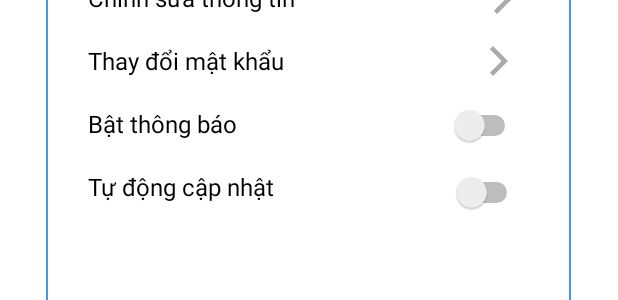
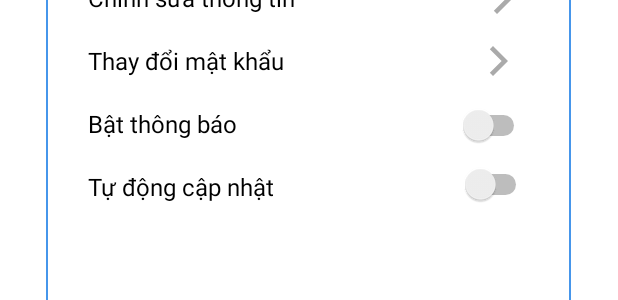
Before and after one commit to linhcutedth/didong_quanlythuvien, an Android app: the layout setting.xml on its own in the app's theme, with its tools: preview values and no code run, on a phone screen of 412 x 824 dp. Shown: the part 509-809 px from the top of the screen. Run offline under Robolectric (Android 15) with nearby library versions, the phone set to English and light mode, and no system bars.

Commit message:
Update setting
Update setting

```diff
--- a/app/src/main/res/layout/setting.xml
+++ b/app/src/main/res/layout/setting.xml
@@ -208,13 +208,14 @@
         android:layout_width="wrap_content"
         android:layout_height="wrap_content"
         android:layout_marginTop="17dp"
-        android:layout_marginRight="12px"
+        android:layout_marginRight="-4dp"
         android:src="@drawable/ic_baseline_arrow_forward_ios_24"
         app:layout_constraintEnd_toEndOf="@+id/corner"
-        app:layout_constraintHorizontal_bias="0.847"
+        app:layout_constraintHorizontal_bias="0.825"
         app:layout_constraintStart_toEndOf="@+id/tx_batthongbao"
         app:layout_constraintTop_toBottomOf="@+id/more_thaydoimatkhau"
         app:tint="@android:color/darker_gray" />
+
     <TextView
         android:id="@+id/tx_tudongcapnhat"
         android:layout_width="wrap_content"
@@ -232,11 +233,11 @@
         android:id="@+id/more_tudongcapnhat"
         android:layout_width="wrap_content"
         android:layout_height="wrap_content"
-        android:layout_marginTop="17dp"
-        android:layout_marginRight="12px"
+        android:layout_marginTop="12dp"
+        android:layout_marginRight="0dp"
         android:src="@drawable/ic_baseline_arrow_forward_ios_24"
         app:layout_constraintEnd_toEndOf="@+id/corner"
-        app:layout_constraintHorizontal_bias="0.83"
+        app:layout_constraintHorizontal_bias="0.828"
         app:layout_constraintStart_toEndOf="@+id/tx_tudongcapnhat"
         app:layout_constraintTop_toBottomOf="@+id/more_batthongbao"
         app:tint="@android:color/darker_gray" />
```
